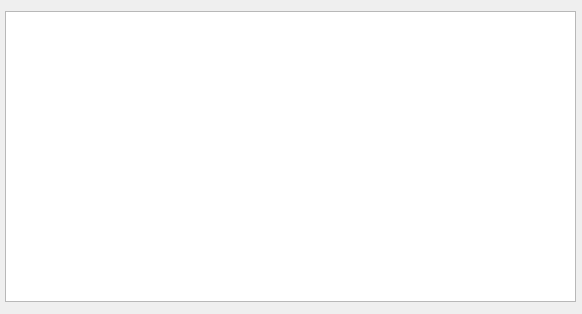
The window that name_form.ui (TrinhLab/CASPERapp) describes before a commit, drawn with Qt 5.
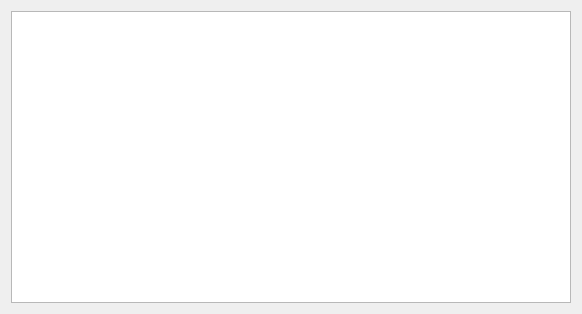
The same window after the commit.

Patch:
```diff
--- a/name_form.ui
+++ b/name_form.ui
@@ -10,19 +10,19 @@
     <height>314</height>
    </rect>
   </property>
+  <property name="font">
+   <font>
+    <pointsize>11</pointsize>
+   </font>
+  </property>
   <property name="windowTitle">
    <string>Show Names</string>
   </property>
-  <widget class="QTableWidget" name="name_table">
-   <property name="geometry">
-    <rect>
-     <x>5</x>
-     <y>11</y>
-     <width>571</width>
-     <height>291</height>
-    </rect>
-   </property>
-  </widget>
+  <layout class="QGridLayout" name="gridLayout">
+   <item row="0" column="0">
+    <widget class="QTableWidget" name="name_table"/>
+   </item>
+  </layout>
  </widget>
  <resources/>
  <connections/>
```
